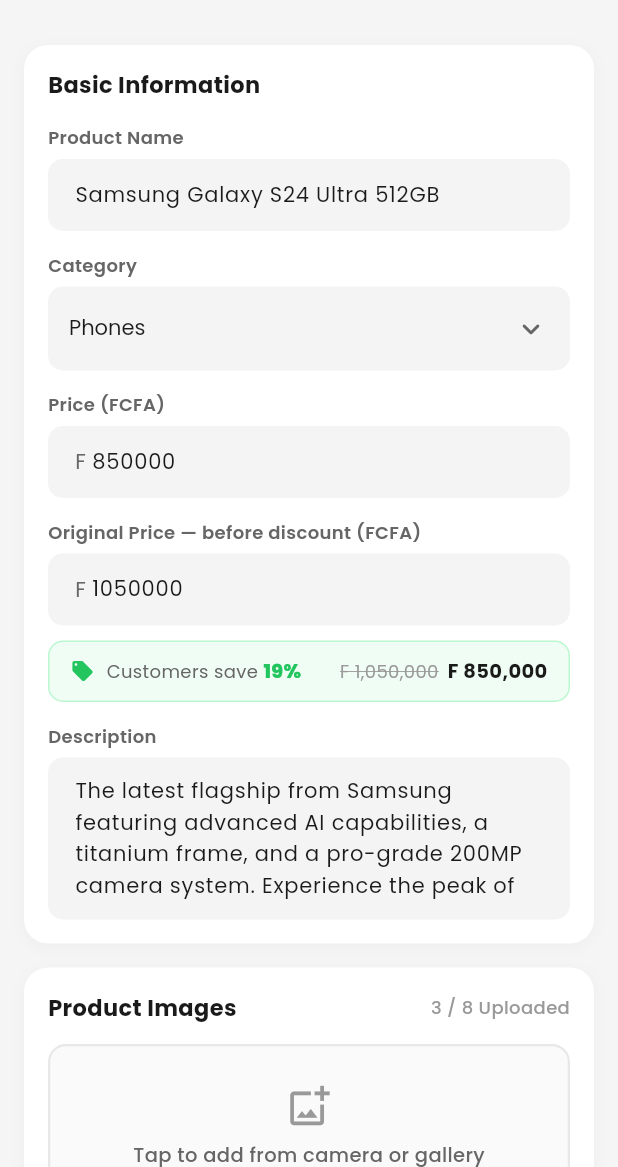
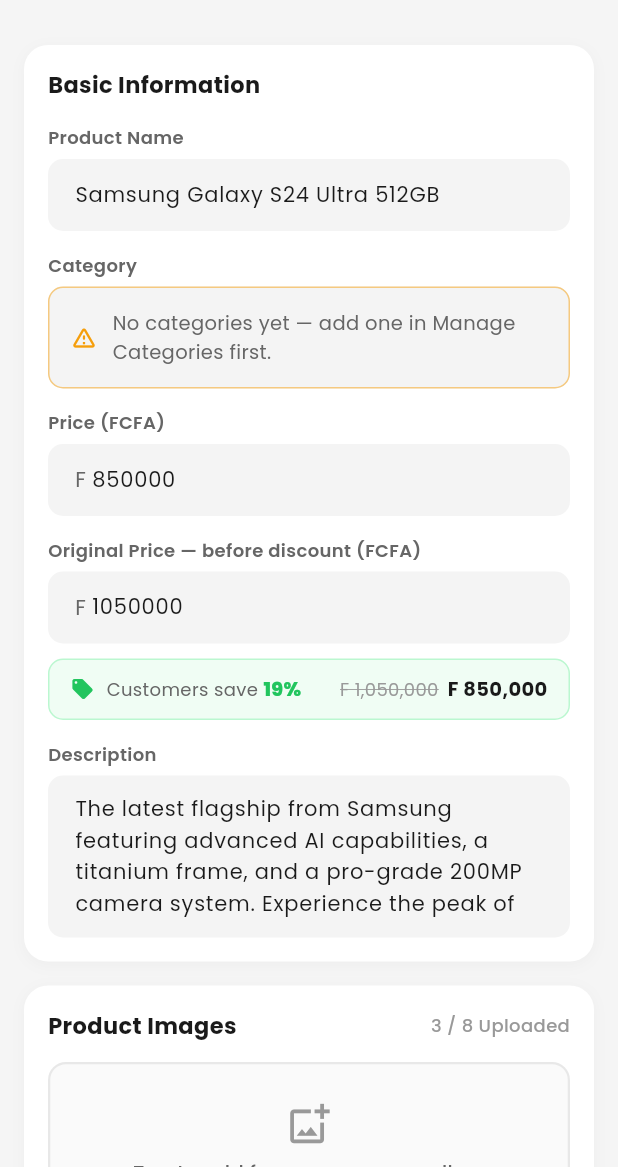
Before and after one commit to vector-gru/neno-smartlife-app, a Flutter app: the AdminEditProductScreen screen opened directly with sample values from the repository, on a phone screen of 412 x 824 dp, the part 69-1236 px from its top. Run offline on Flutter 3.47's test engine with Material 3 defaults, Android fonts, the light colour scheme and no system bars; our stand-ins replace cached_network_image, cloud_firestore, firebase_auth, firebase_core, flutter_svg, google_fonts and 4 more; accounts and stored records are empty; network calls fail.

Commit message:
fix: product can only be added when category is present.

```diff
--- a/lib/features/admin/admin_edit_product_screen.dart
+++ b/lib/features/admin/admin_edit_product_screen.dart
@@ -36,20 +36,8 @@
 
 class _AdminEditProductScreenState extends State<AdminEditProductScreen> {
   // Categories are loaded from Firestore via AppStateProvider.
-  List<String> get _categories {
-    final cats = context.appState.categories.map((c) => c.name).toList();
-    return cats.isEmpty
-        ? [
-            'Phones',
-            'Tablets',
-            'Headphones',
-            'Smart Watches',
-            'Televisions',
-            'Bluetooth Speakers',
-            'Accessories'
-          ]
-        : cats;
-  }
+  List<String> get _categories =>
+      context.appState.categories.map((c) => c.name).toList();
 
   late final TextEditingController _nameCtrl;
   late final TextEditingController _priceCtrl;
@@ -76,7 +64,7 @@
     _descCtrl = TextEditingController(text: p.description);
     _qtyCtrl = TextEditingController(
         text: p.quantity > 0 ? p.quantity.toString() : '');
-    _category = p.category.isEmpty ? _categories.first : p.category;
+    _category = p.category.isEmpty ? '' : p.category;
     _featured = p.badge == 'HOT' || p.badge == 'NEW';
     _imageUrls = List.from(p.imageUrls);
     // Exclude 'Quantity' in case it was previously stored in specs (migration safety)
@@ -229,6 +217,22 @@
               style: GoogleFonts.poppins(fontSize: 13)),
           behavior: SnackBarBehavior.floating,
           backgroundColor: AppColors.error,
+        ),
+      );
+      return;
+    }
+
+    if (_category.isEmpty || !_categories.contains(_category)) {
+      ScaffoldMessenger.of(context).showSnackBar(
+        SnackBar(
+          content: Text(
+            _categories.isEmpty
+                ? 'Please add a category first before saving a product.'
+                : 'Please select a category.',
+            style: GoogleFonts.poppins(fontSize: 13),
+          ),
+          behavior: SnackBarBehavior.floating,
+          backgroundColor: AppColors.warning,
         ),
       );
       return;
@@ -1018,6 +1022,45 @@
   }
 
   Widget _categoryDropdown() {
+    final cats = _categories;
+    final noneYet = cats.isEmpty;
+
+    // If current _category is no longer in the list (e.g. category was deleted),
+    // reset it so the dropdown doesn't show an invalid value.
+    if (!noneYet && _category.isNotEmpty && !cats.contains(_category)) {
+      WidgetsBinding.instance.addPostFrameCallback((_) {
+        if (mounted) setState(() => _category = '');
+      });
+    }
+
+    if (noneYet) {
+      return Container(
+        padding: const EdgeInsets.symmetric(horizontal: 14, vertical: 14),
+        decoration: BoxDecoration(
+          color: const Color(0xFFF4F4F4),
+          borderRadius: BorderRadius.circular(10),
+          border: Border.all(color: AppColors.warning.withValues(alpha: 0.5)),
+        ),
+        child: Row(
+          children: [
+            const Icon(Icons.warning_amber_rounded,
+                color: AppColors.warning, size: 18),
+            const SizedBox(width: 10),
+            Expanded(
+              child: Text(
+                'No categories yet — add one in Manage Categories first.',
+                style: GoogleFonts.poppins(
+                    fontSize: 13, color: AppColors.textSecondary),
+              ),
+            ),
+          ],
+        ),
+      );
+    }
+
+    // Ensure the dropdown value is always valid
+    final effectiveValue = cats.contains(_category) ? _category : null;
+
     return Container(
       padding: const EdgeInsets.symmetric(horizontal: 14, vertical: 4),
       decoration: BoxDecoration(
@@ -1026,7 +1069,10 @@
       ),
       child: DropdownButtonHideUnderline(
         child: DropdownButton<String>(
-          value: _category,
+          value: effectiveValue,
+          hint: Text('Select a category',
+              style: GoogleFonts.poppins(
+                  fontSize: 14, color: AppColors.textMuted)),
           isExpanded: true,
           icon: const Icon(Icons.keyboard_arrow_down_rounded,
               color: AppColors.textSecondary),
@@ -1035,7 +1081,7 @@
           onChanged: (v) {
             if (v != null) setState(() => _category = v);
           },
-          items: _categories
+          items: cats
               .map((c) => DropdownMenuItem(value: c, child: Text(c)))
               .toList(),
         ),
```
